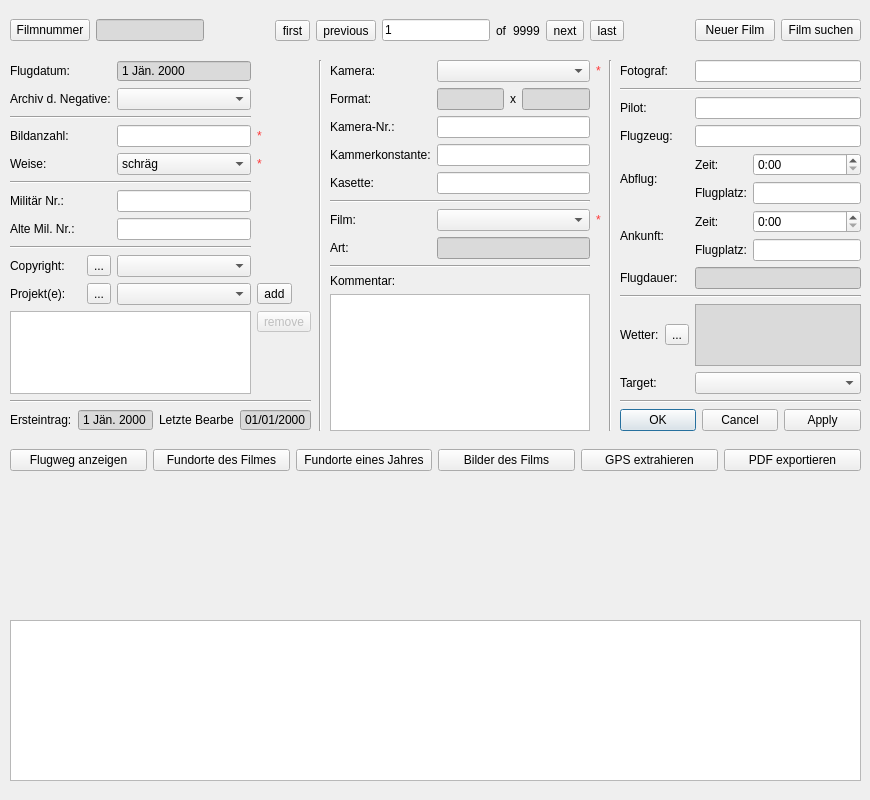
Before: the Qt Designer form APIS/forms/apis_film_form.ui in APIS-Luftbildarchiv/APIS, drawn with Qt 5.
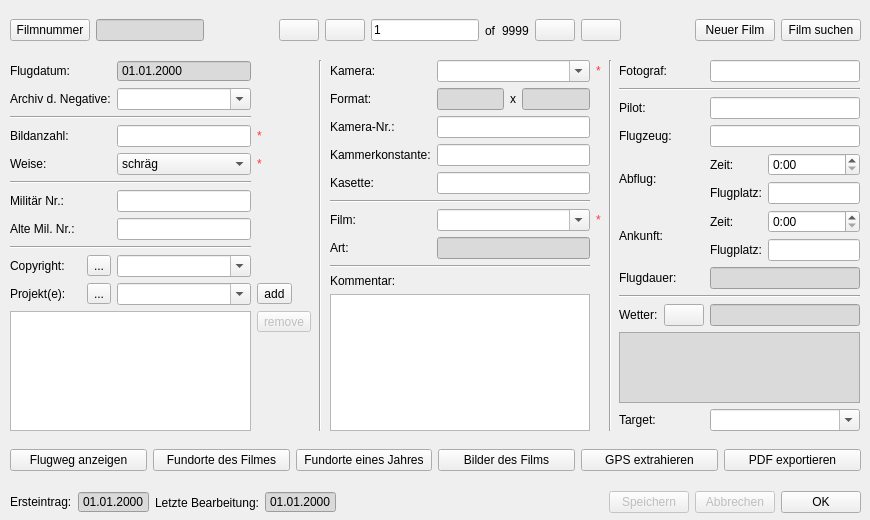
After: the same form once the commit is applied. Icons and pictures are not drawn.

Patch:
```diff
--- a/APIS/forms/apis_film_form.ui
+++ b/APIS/forms/apis_film_form.ui
@@ -13,7 +13,7 @@
     <x>0</x>
     <y>0</y>
     <width>870</width>
-    <height>800</height>
+    <height>520</height>
    </rect>
   </property>
   <property name="minimumSize">
@@ -25,9 +25,12 @@
   <property name="maximumSize">
    <size>
     <width>870</width>
-    <height>800</height>
+    <height>520</height>
    </size>
   </property>
+  <property name="contextMenuPolicy">
+   <enum>Qt::NoContextMenu</enum>
+  </property>
   <property name="windowTitle">
    <string>APIS Film</string>
   </property>
@@ -62,6 +65,9 @@
         <height>24</height>
        </size>
       </property>
+      <property name="autoDefault">
+       <bool>false</bool>
+      </property>
      </widget>
     </item>
     <item>
@@ -91,31 +97,31 @@
      </spacer>
     </item>
     <item>
-     <widget class="QToolButton" name="uiFirstFilmTBtn">
+     <widget class="QPushButton" name="uiFirstFilmBtn">
       <property name="text">
-       <string>first</string>
+       <string/>
       </property>
       <property name="icon">
        <iconset resource="resource.qrc">
         <normaloff>:/plugins/APIS/icons/first.png</normaloff>:/plugins/APIS/icons/first.png</iconset>
       </property>
-      <property name="iconSize">
-       <size>
-        <width>16</width>
-        <height>16</height>
-       </size>
+      <property name="autoDefault">
+       <bool>false</bool>
       </property>
      </widget>
     </item>
     <item>
-     <widget class="QToolButton" name="uiPreviousFilmTBtn">
+     <widget class="QPushButton" name="uiPreviousFilmBtn">
       <property name="text">
-       <string>previous</string>
+       <string/>
       </property>
       <property name="icon">
        <iconset resource="resource.qrc">
         <normaloff>:/plugins/APIS/icons/previous.png</normaloff>:/plugins/APIS/icons/previous.png</iconset>
       </property>
+      <property name="autoDefault">
+       <bool>false</bool>
+      </property>
      </widget>
     </item>
     <item>
@@ -146,25 +152,37 @@
      </widget>
     </item>
     <item>
-     <widget class="QToolButton" name="uiNextFilmTBtn">
+     <widget class="QPushButton" name="uiNextFilmBtn">
       <property name="text">
-       <string>next</string>
+       <string/>
       </property>
       <property name="icon">
        <iconset resource="resource.qrc">
         <normaloff>:/plugins/APIS/icons/next.png</normaloff>:/plugins/APIS/icons/next.png</iconset>
       </property>
+      <property name="iconSize">
+       <size>
+        <width>16</width>
+        <height>16</height>
+       </size>
+      </property>
+      <property name="autoDefault">
+       <bool>false</bool>
+      </property>
      </widget>
     </item>
     <item>
-     <widget class="QToolButton" name="uiLastFilmTBtn">
+     <widget class="QPushButton" name="uiLastFilmBtn">
       <property name="text">
-       <string>last</string>
+       <string/>
       </property>
       <property name="icon">
        <iconset resource="resource.qrc">
         <normaloff>:/plugins/APIS/icons/last.png</normaloff>:/plugins/APIS/icons/last.png</iconset>
       </property>
+      <property name="autoDefault">
+       <bool>false</bool>
+      </property>
      </widget>
     </item>
     <item>
@@ -195,6 +213,9 @@
         <height>30</height>
        </size>
       </property>
+      <property name="autoDefault">
+       <bool>false</bool>
+      </property>
      </widget>
     </item>
     <item>
@@ -212,6 +233,9 @@
         <height>30</height>
        </size>
       </property>
+      <property name="autoDefault">
+       <bool>false</bool>
+      </property>
      </widget>
     </item>
    </layout>
@@ -222,7 +246,7 @@
      <x>10</x>
      <y>440</y>
      <width>851</width>
-     <height>41</height>
+     <height>40</height>
     </rect>
    </property>
    <layout class="QHBoxLayout" name="uiBottomHorizontalLayout">
@@ -247,6 +271,9 @@
         <height>30</height>
        </size>
       </property>
+      <property name="autoDefault">
+       <bool>false</bool>
+      </property>
      </widget>
     </item>
     <item>
@@ -264,6 +291,9 @@
         <height>30</height>
        </size>
       </property>
+      <property name="autoDefault">
+       <bool>false</bool>
+      </property>
      </widget>
     </item>
     <item>
@@ -281,6 +311,9 @@
         <height>30</height>
        </size>
       </property>
+      <property name="autoDefault">
+       <bool>false</bool>
+      </property>
      </widget>
     </item>
     <item>
@@ -298,6 +331,9 @@
         <height>30</height>
        </size>
       </property>
+      <property name="autoDefault">
+       <bool>false</bool>
+      </property>
      </widget>
     </item>
     <item>
@@ -315,6 +351,9 @@
         <height>30</height>
        </size>
       </property>
+      <property name="autoDefault">
+       <bool>false</bool>
+      </property>
      </widget>
     </item>
     <item>
@@ -332,6 +371,9 @@
         <height>30</height>
        </size>
       </property>
+      <property name="autoDefault">
+       <bool>false</bool>
+      </property>
      </widget>
     </item>
    </layout>
@@ -339,7 +381,7 @@
   <widget class="QWidget" name="gridLayoutWidget">
    <property name="geometry">
     <rect>
-     <x>620</x>
+     <x>619</x>
      <y>60</y>
      <width>241</width>
      <height>371</height>
@@ -466,6 +508,44 @@
       </item>
      </layout>
     </item>
+    <item row="10" column="1">
+     <widget class="QComboBox" name="uiTargetCombo">
+      <property name="editable">
+       <bool>true</bool>
+      </property>
+     </widget>
+    </item>
+    <item row="10" column="0">
+     <widget class="QLabel" name="uiTargetLbl">
+      <property name="text">
+       <string>Target:</string>
+      </property>
+     </widget>
+    </item>
+    <item row="7" column="0" colspan="2">
+     <widget class="Line" name="line_9">
+      <property name="orientation">
+       <enum>Qt::Horizontal</enum>
+      </property>
+     </widget>
+    </item>
+    <item row="1" column="0" colspan="2">
+     <widget class="Line" name="line_8">
+      <property name="orientation">
+       <enum>Qt::Horizontal</enum>
+      </property>
+     </widget>
+    </item>
+    <item row="8" column="1">
+     <widget class="QLineEdit" name="uiWeatherCodeEdit">
+      <property name="styleSheet">
+       <string notr="true">background-color: rgb(218, 218, 218);</string>
+      </property>
+      <property name="readOnly">
+       <bool>true</bool>
+      </property>
+     </widget>
+    </item>
     <item row="8" column="0">
      <layout class="QHBoxLayout" name="horizontalLayout_5">
       <property name="spacing">
@@ -479,15 +559,22 @@
        </widget>
       </item>
       <item>
-       <widget class="QToolButton" name="uiEditWeatherTBtn">
+       <widget class="QPushButton" name="uiEditWeatherBtn">
         <property name="text">
-         <string>...</string>
+         <string/>
+        </property>
+        <property name="icon">
+         <iconset resource="resource.qrc">
+          <normaloff>:/plugins/APIS/icons/extractgps.png</normaloff>:/plugins/APIS/icons/extractgps.png</iconset>
+        </property>
+        <property name="autoDefault">
+         <bool>false</bool>
         </property>
        </widget>
       </item>
      </layout>
     </item>
-    <item row="8" column="1">
+    <item row="9" column="0" colspan="2">
      <widget class="QPlainTextEdit" name="uiWeatherPTxt">
       <property name="styleSheet">
        <string notr="true">background-color: rgb(218, 218, 218);</string>
@@ -497,50 +584,6 @@
       </property>
      </widget>
     </item>
-    <item row="9" column="1">
-     <widget class="QComboBox" name="uiTargetCombo"/>
-    </item>
-    <item row="9" column="0">
-     <widget class="QLabel" name="uiTargetLbl">
-      <property name="text">
-       <string>Target:</string>
-      </property>
-     </widget>
-    </item>
-    <item row="7" column="0" colspan="2">
-     <widget class="Line" name="line_9">
-      <property name="orientation">
-       <enum>Qt::Horizontal</enum>
-      </property>
-     </widget>
-    </item>
-    <item row="1" column="0" colspan="2">
-     <widget class="Line" name="line_8">
-      <property name="orientation">
-       <enum>Qt::Horizontal</enum>
-      </property>
-     </widget>
-    </item>
-    <item row="10" column="0" colspan="2">
-     <widget class="Line" name="line_13">
-      <property name="orientation">
-       <enum>Qt::Horizontal</enum>
-      </property>
-     </widget>
-    </item>
-    <item row="11" column="0" colspan="2">
-     <widget class="QDialogButtonBox" name="uiButtonBox">
-      <property name="orientation">
-       <enum>Qt::Horizontal</enum>
-      </property>
-      <property name="standardButtons">
-       <set>QDialogButtonBox::Apply|QDialogButtonBox::Cancel|QDialogButtonBox::Ok</set>
-      </property>
-      <property name="centerButtons">
-       <bool>true</bool>
-      </property>
-     </widget>
-    </item>
    </layout>
   </widget>
   <widget class="QWidget" name="layoutWidget">
@@ -564,7 +607,7 @@
      <widget class="QLineEdit" name="uiCameraNumberEdit"/>
     </item>
     <item row="7" column="1">
-     <widget class="QLineEdit" name="uiFilmModeEdit">
+     <widget class="QLineEdit" name="uiFilmMakeEdit">
       <property name="styleSheet">
        <string notr="true">background-color: rgb(218, 218, 218);</string>
       </property>
@@ -584,7 +627,11 @@
      </widget>
     </item>
     <item row="0" column="1">
-     <widget class="QComboBox" name="uiCameraCombo"/>
+     <widget class="QComboBox" name="uiCameraCombo">
+      <property name="editable">
+       <bool>true</bool>
+      </property>
+     </widget>
     </item>
     <item row="1" column="0">
      <widget class="QLabel" name="uiFormatLbl">
@@ -625,7 +672,11 @@
      </widget>
     </item>
     <item row="6" column="1">
-     <widget class="QComboBox" name="uiFilmMakeCombo"/>
+     <widget class="QComboBox" name="uiFilmMakeCombo">
+      <property name="editable">
+       <bool>true</bool>
+      </property>
+     </widget>
     </item>
     <item row="1" column="1">
      <layout class="QHBoxLayout" name="horizontalLayout_2">
@@ -717,6 +768,71 @@
     </rect>
    </property>
    <layout class="QGridLayout" name="uiLeftGridLayout">
+    <item row="3" column="1">
+     <widget class="QLineEdit" name="uiImageCountEdit">
+      <property name="sizePolicy">
+       <sizepolicy hsizetype="Minimum" vsizetype="Fixed">
+        <horstretch>0</horstretch>
+        <verstretch>0</verstretch>
+       </sizepolicy>
+      </property>
+     </widget>
+    </item>
+    <item row="0" column="1">
+     <widget class="QDateEdit" name="uiFlightDate">
+      <property name="styleSheet">
+       <string notr="true">background-color: rgb(218, 218, 218);</string>
+      </property>
+      <property name="readOnly">
+       <bool>true</bool>
+      </property>
+      <property name="buttonSymbols">
+       <enum>QAbstractSpinBox::NoButtons</enum>
+      </property>
+      <property name="displayFormat">
+       <string>dd.MM.yyyy</string>
+      </property>
+     </widget>
+    </item>
+    <item row="3" column="2">
+     <widget class="QLabel" name="label_3">
+      <property name="styleSheet">
+       <string notr="true">color: rgb(255, 55, 55);</string>
+      </property>
+      <property name="text">
+       <string>*</string>
+      </property>
+     </widget>
+    </item>
+    <item row="1" column="1">
+     <widget class="QComboBox" name="uiArchiveCombo">
+      <property name="sizePolicy">
+       <sizepolicy hsizetype="Expanding" vsizetype="Fixed">
+        <horstretch>0</horstretch>
+        <verstretch>0</verstretch>
+       </sizepolicy>
+      </property>
+      <property name="editable">
+       <bool>true</bool>
+      </property>
+      <property name="modelColumn">
+       <number>0</number>
+      </property>
+     </widget>
+    </item>
+    <item row="4" column="2">
+     <widget class="QLabel" name="label_5">
+      <property name="styleSheet">
+       <string notr="true">color: rgb(255, 55, 55);</string>
+      </property>
+      <property name="text">
+       <string>*</string>
+      </property>
+     </widget>
+    </item>
+    <item row="6" column="1">
+     <widget class="QLineEdit" name="uiMilitaryNumberEdit"/>
+    </item>
     <item row="4" column="1">
      <widget class="QComboBox" name="uiFilmModeCombo">
       <property name="enabled">
@@ -827,6 +943,9 @@
           <verstretch>0</verstretch>
          </sizepolicy>
         </property>
+        <property name="editable">
+         <bool>true</bool>
+        </property>
        </widget>
       </item>
      </layout>
@@ -850,130 +969,9 @@
      </layout>
     </item>
     <item row="9" column="1">
-     <widget class="QComboBox" name="uiCopyrightCombo"/>
-    </item>
-    <item row="0" column="1">
-     <widget class="QDateEdit" name="uiFlightDate">
-      <property name="styleSheet">
-       <string notr="true">background-color: rgb(218, 218, 218);</string>
-      </property>
-      <property name="readOnly">
+     <widget class="QComboBox" name="uiCopyrightCombo">
+      <property name="editable">
        <bool>true</bool>
-      </property>
-      <property name="buttonSymbols">
-       <enum>QAbstractSpinBox::NoButtons</enum>
-      </property>
-     </widget>
-    </item>
-    <item row="3" column="1">
-     <widget class="QLineEdit" name="uiImageCountEdit">
-      <property name="sizePolicy">
-       <sizepolicy hsizetype="Minimum" vsizetype="Fixed">
-        <horstretch>0</horstretch>
-        <verstretch>0</verstretch>
-       </sizepolicy>
-      </property>
-     </widget>
-    </item>
-    <item row="3" column="2">
-     <widget class="QLabel" name="label_3">
-      <property name="styleSheet">
-       <string notr="true">color: rgb(255, 55, 55);</string>
-      </property>
-      <property name="text">
-       <string>*</string>
-      </property>
-     </widget>
-    </item>
-    <item row="1" column="1">
-     <widget class="QComboBox" name="uiArchiveCombo">
-      <property name="sizePolicy">
-       <sizepolicy hsizetype="Expanding" vsizetype="Fixed">
-        <horstretch>0</horstretch>
-        <verstretch>0</verstretch>
-       </sizepolicy>
-      </property>
-     </widget>
-    </item>
-    <item row="4" column="2">
-     <widget class="QLabel" name="label_5">
-      <property name="styleSheet">
-       <string notr="true">color: rgb(255, 55, 55);</string>
-      </property>
-      <property name="text">
-       <string>*</string>
-      </property>
-     </widget>
-    </item>
-    <item row="6" column="1">
-     <widget class="QLineEdit" name="uiMilitaryNumberEdit"/>
-    </item>
-    <item row="14" column="0" colspan="3">
-     <layout class="QHBoxLayout" name="horizontalLayout_4">
-      <item>
-       <widget class="QLabel" name="uiInitalEntryLbl">
-        <property name="sizePolicy">
-         <sizepolicy hsizetype="Fixed" vsizetype="Fixed">
-          <horstretch>0</horstretch>
-          <verstretch>0</verstretch>
-         </sizepolicy>
-        </property>
-        <property name="text">
-         <string>Ersteintrag:</string>
-        </property>
-       </widget>
-      </item>
-      <item>
-       <widget class="QDateEdit" name="uiInitalEntryDate">
-        <property name="enabled">
-         <bool>true</bool>
-        </property>
-        <property name="autoFillBackground">
-         <bool>false</bool>
-        </property>
-        <property name="styleSheet">
-         <string notr="true">background-color: rgb(218, 218, 218);</string>
-        </property>
-        <property name="readOnly">
-         <bool>true</bool>
-        </property>
-        <property name="buttonSymbols">
-         <enum>QAbstractSpinBox::NoButtons</enum>
-        </property>
-       </widget>
-      </item>
-      <item>
-       <widget class="QLabel" name="uiLastChangesLbl">
-        <property name="text">
-         <string>Letzte Bearbeit.:</string>
-        </property>
-       </widget>
-      </item>
-      <item>
-       <widget class="QDateEdit" name="uiLastChangesDate">
-        <property name="enabled">
-         <bool>true</bool>
-        </property>
-        <property name="styleSheet">
-         <string notr="true">background-color: rgb(218, 218, 218);</string>
-        </property>
-        <property name="readOnly">
-         <bool>true</bool>
-        </property>
-        <property name="buttonSymbols">
-         <enum>QAbstractSpinBox::NoButtons</enum>
-        </property>
-        <property name="displayFormat">
-         <string>MM/dd/yyyy</string>
-        </property>
-       </widget>
-      </item>
-     </layout>
-    </item>
-    <item row="13" column="0" colspan="3">
-     <widget class="Line" name="line_12">
-      <property name="orientation">
-       <enum>Qt::Horizontal</enum>
       </property>
      </widget>
     </item>
@@ -1049,22 +1047,136 @@
     <enum>Qt::Vertical</enum>
    </property>
   </widget>
-  <widget class="QTableView" name="uiDbTestTableView">
+  <widget class="QWidget" name="horizontalLayoutWidget_2">
    <property name="geometry">
     <rect>
      <x>10</x>
-     <y>620</y>
+     <y>490</y>
      <width>851</width>
-     <height>161</height>
+     <height>25</height>
     </rect>
    </property>
-   <property name="alternatingRowColors">
-    <bool>true</bool>
-   </property>
-   <property name="gridStyle">
-    <enum>Qt::NoPen</enum>
-   </property>
+   <layout class="QHBoxLayout" name="horizontalLayout">
+    <item>
+     <widget class="QLabel" name="uiInitalEntryLbl">
+      <property name="sizePolicy">
+       <sizepolicy hsizetype="Fixed" vsizetype="Fixed">
+        <horstretch>0</horstretch>
+        <verstretch>0</verstretch>
+       </sizepolicy>
+      </property>
+      <property name="text">
+       <string>Ersteintrag:</string>
+      </property>
+     </widget>
+    </item>
+    <item>
+     <widget class="QDateEdit" name="uiInitalEntryDate">
+      <property name="enabled">
+       <bool>true</bool>
+      </property>
+      <property name="autoFillBackground">
+       <bool>false</bool>
+      </property>
+      <property name="styleSheet">
+       <string notr="true">background-color: rgb(218, 218, 218);</string>
+      </property>
+      <property name="readOnly">
+       <bool>true</bool>
+      </property>
+      <property name="buttonSymbols">
+       <enum>QAbstractSpinBox::NoButtons</enum>
+      </property>
+      <property name="displayFormat">
+       <string>dd.MM.yyyy</string>
+      </property>
+     </widget>
+    </item>
+    <item>
+     <widget class="QLabel" name="uiLastChangesLbl">
+      <property name="text">
+       <string>Letzte Bearbeitung:</string>
+      </property>
+     </widget>
+    </item>
+    <item>
+     <widget class="QDateEdit" name="uiLastChangesDate">
+      <property name="enabled">
+       <bool>true</bool>
+      </property>
+      <property name="styleSheet">
+       <string notr="true">background-color: rgb(218, 218, 218);</string>
+      </property>
+      <property name="readOnly">
+       <bool>true</bool>
+      </property>
+      <property name="buttonSymbols">
+       <enum>QAbstractSpinBox::NoButtons</enum>
+      </property>
+      <property name="displayFormat">
+       <string>dd.MM.yyyy</string>
+      </property>
+     </widget>
+    </item>
+    <item>
+     <spacer name="horizontalSpacer">
+      <property name="orientation">
+       <enum>Qt::Horizontal</enum>
+      </property>
+      <property name="sizeHint" stdset="0">
+       <size>
+        <width>40</width>
+        <height>20</height>
+       </size>
+      </property>
+     </spacer>
+    </item>
+    <item>
+     <widget class="QPushButton" name="uiSaveBtn">
+      <property name="enabled">
+       <bool>false</bool>
+      </property>
+      <property name="text">
+       <string>Speichern</string>
+      </property>
+      <property name="autoDefault">
+       <bool>false</bool>
+      </property>
+     </widget>
+    </item>
+    <item>
+     <widget class="QPushButton" name="uiCancelBtn">
+      <property name="enabled">
+       <bool>false</bool>
+      </property>
+      <property name="text">
+       <string>Abbrechen</string>
+      </property>
+      <property name="autoDefault">
+       <bool>false</bool>
+      </property>
+     </widget>
+    </item>
+    <item>
+     <widget class="QPushButton" name="uiOkBtn">
+      <property name="text">
+       <string>OK</string>
+      </property>
+      <property name="autoDefault">
+       <bool>false</bool>
+      </property>
+     </widget>
+    </item>
+   </layout>
   </widget>
+  <zorder>layoutWidget</zorder>
+  <zorder>gridLayoutWidget</zorder>
+  <zorder>layoutWidget</zorder>
+  <zorder>gridLayoutWidget_2</zorder>
+  <zorder>line_10</zorder>
+  <zorder>line_11</zorder>
+  <zorder>horizontalLayoutWidget</zorder>
+  <zorder>horizontalLayoutWidget_2</zorder>
  </widget>
  <tabstops>
   <tabstop>uiFilmMakeCombo</tabstop>
```
Left out of the diff: 38 changed lines with no effect on the pictures.
